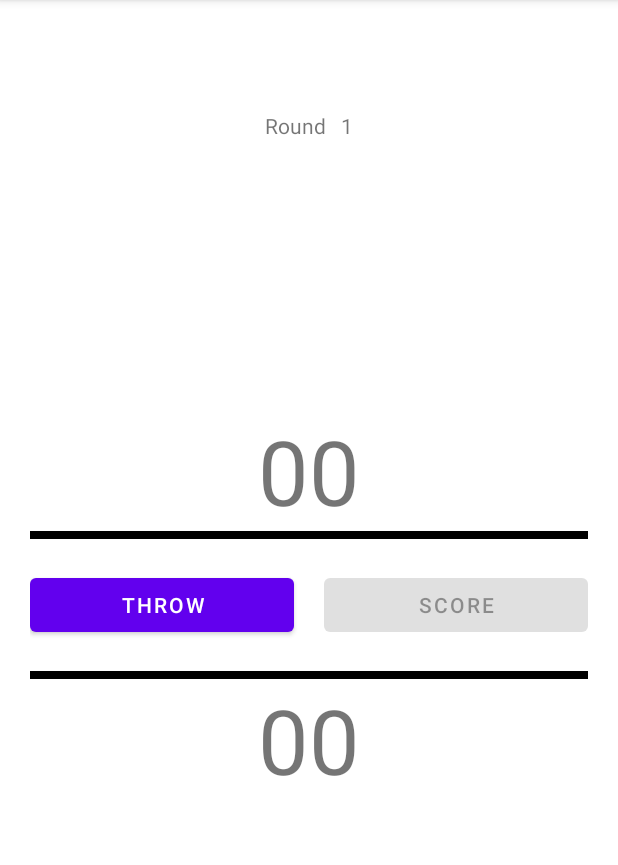
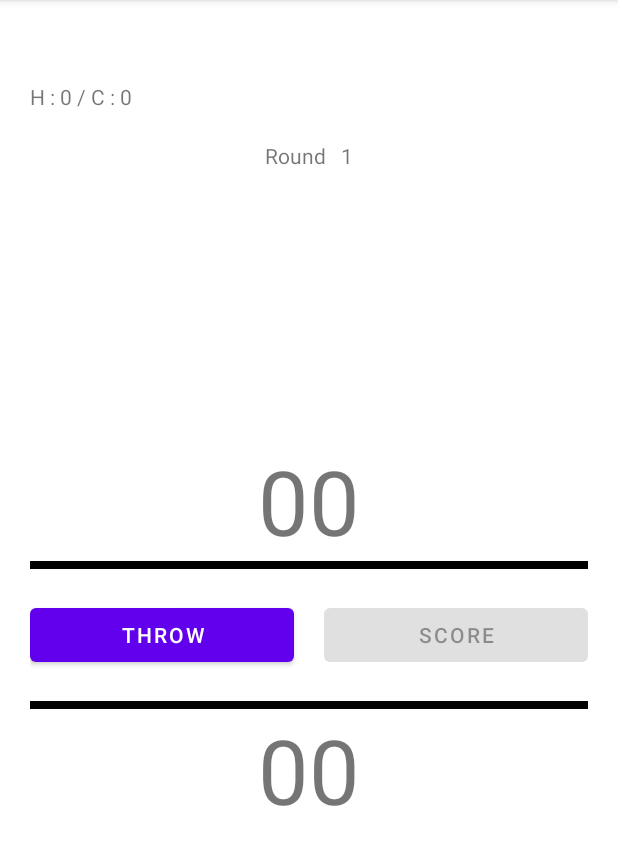
Before and after one commit to dnadawa/DiceDash, an Android app: the screen it shows after launch (GameActivity), after a tap on "NEW GAME", on a phone screen of 412 x 824 dp, the part 84-949 px from its top. Run offline under Robolectric (Android 15) with nearby library versions, the phone set to English and light mode, and no system bars; pictures from the network do not load.

Commit message:
Implement win counts

```diff
--- a/app/src/main/java/com/w1866973/diceroller/GameActivity.kt
+++ b/app/src/main/java/com/w1866973/diceroller/GameActivity.kt
@@ -22,6 +22,8 @@ class GameActivity : AppCompatActivity() {
     val computerDiceValues = arrayOf(0, 0, 0, 0, 0)
     var isTie: Boolean = false
     var WINNING_MARK: Int = 101
+    var humanWinCount: Int = 0
+    var computerWinCount: Int = 0
 
     lateinit var humanDie1: ImageView
     lateinit var humanDie2: ImageView
@@ -39,6 +41,8 @@ class GameActivity : AppCompatActivity() {
     lateinit var throwButton: Button
 
     lateinit var roundLabel: TextView
+    lateinit var humanWinsLabel: TextView
+    lateinit var computerWinsLabel: TextView
 
     private lateinit var humanDice: Array<ImageView>
     private lateinit var computerDice: Array<ImageView>
@@ -47,6 +51,15 @@ class GameActivity : AppCompatActivity() {
         super.onCreate(savedInstanceState)
         setContentView(R.layout.activity_game)
         WINNING_MARK = intent.getIntExtra("winningScore", WINNING_MARK)
+        humanWinCount = intent.getIntExtra("humanWinCount", 0)
+        computerWinCount = intent.getIntExtra("computerWinCount", 0)
+
+        roundLabel = findViewById<TextView>(R.id.lblRound)
+        humanWinsLabel = findViewById<TextView>(R.id.lblHumanWins)
+        computerWinsLabel = findViewById<TextView>(R.id.lblComputerWins)
+
+        humanWinsLabel.text = humanWinCount.toString()
+        computerWinsLabel.text = computerWinCount.toString()
 
         humanDie1 = findViewById<ImageView>(R.id.humDie1)
         humanDie2 = findViewById<ImageView>(R.id.humDie2)
@@ -63,16 +76,9 @@ class GameActivity : AppCompatActivity() {
         scoreButton = findViewById<Button>(R.id.btnScore)
         throwButton = findViewById<Button>(R.id.btnThrow)
 
-        roundLabel = findViewById<TextView>(R.id.lblRound)
-
         humanDice = arrayOf(humanDie1, humanDie2, humanDie3, humanDie4, humanDie5)
         computerDice =
             arrayOf(computerDie1, computerDie2, computerDie3, computerDie4, computerDie5)
-    }
-
-    override fun onBackPressed() {
-        onBackPressedDispatcher.onBackPressed()
-        finish()
     }
 
     fun throwDice(view: View) {
@@ -150,7 +156,6 @@ class GameActivity : AppCompatActivity() {
         throwSinglePartyDice(computerDice, computerDiceValues)
     }
 
-    var i = 1
     private fun calculateScore() {
         val scoreButton = findViewById<Button>(R.id.btnScore)
         val throwButton = findViewById<Button>(R.id.btnThrow)
@@ -182,15 +187,19 @@ class GameActivity : AppCompatActivity() {
 
         if (humanScore >= WINNING_MARK && computerScore >= WINNING_MARK) {
             if (humanScore > computerScore) {
+                humanWinCount++
                 showPopupWindow("You win!", ContextCompat.getColor(this, R.color.green))
             } else if (computerScore > humanScore) {
+                computerWinCount++
                 showPopupWindow("You lose!", ContextCompat.getColor(this, R.color.red))
             } else {
                 isTie = true
             }
         } else if (humanScore >= WINNING_MARK) {
+            humanWinCount++
             showPopupWindow("You win!", ContextCompat.getColor(this, R.color.green))
         } else if (computerScore >= WINNING_MARK) {
+            computerWinCount++
             showPopupWindow("You lose!", ContextCompat.getColor(this, R.color.red))
         } else {
             round++
@@ -223,6 +232,9 @@ class GameActivity : AppCompatActivity() {
         dialog.setCanceledOnTouchOutside(false)
         dialog.setContentView(R.layout.game_result_dialog)
         dialog.setOnCancelListener {
+            intent.putExtra("humanWinCount", humanWinCount)
+            intent.putExtra("computerWinCount", computerWinCount)
+            setResult(RESULT_OK, intent)
             finish()
         }
 
--- a/app/src/main/java/com/w1866973/diceroller/MainActivity.kt
+++ b/app/src/main/java/com/w1866973/diceroller/MainActivity.kt
@@ -1,5 +1,6 @@
 package com.w1866973.diceroller
 
+import android.app.Activity
 import android.app.Dialog
 import android.content.Intent
 import androidx.appcompat.app.AppCompatActivity
@@ -7,15 +8,32 @@ import android.os.Bundle
 import android.view.View
 import android.widget.EditText
 import android.widget.TextView
+import androidx.activity.result.ActivityResultLauncher
+import androidx.activity.result.contract.ActivityResultContracts
 
 class MainActivity : AppCompatActivity() {
     private var WINNING_SCORE: Int = 101
+    private var humanWinCount: Int = 0
+    private var computerWinCount: Int = 0
     lateinit var dialog: Dialog
+    lateinit var resultLauncher: ActivityResultLauncher<Intent>
 
     override fun onCreate(savedInstanceState: Bundle?) {
         super.onCreate(savedInstanceState)
         setContentView(R.layout.activity_main)
         dialog = Dialog(this)
+
+
+        //https://stackoverflow.com/questions/62671106/onactivityresult-method-is-deprecated-what-is-the-alternative
+        resultLauncher = registerForActivityResult(ActivityResultContracts.StartActivityForResult()) { result ->
+            if (result.resultCode == Activity.RESULT_OK) {
+                val data: Intent? = result.data
+                if(data != null){
+                    humanWinCount = data.getIntExtra("humanWinCount", 0)
+                    computerWinCount = data.getIntExtra("computerWinCount", 0)
+                }
+            }
+        }
     }
 
 
@@ -26,7 +44,9 @@ class MainActivity : AppCompatActivity() {
     fun startNewGame(view: View){
         val intent = Intent(this, GameActivity::class.java)
         intent.putExtra("winningScore", WINNING_SCORE)
-        startActivity(intent)
+        intent.putExtra("humanWinCount", humanWinCount)
+        intent.putExtra("computerWinCount", computerWinCount)
+        resultLauncher.launch(intent)
     }
 
 
--- a/app/src/main/res/layout/activity_game.xml
+++ b/app/src/main/res/layout/activity_game.xml
@@ -7,6 +7,39 @@
     android:gravity="center"
     android:orientation="vertical"
     tools:context=".GameActivity">
+
+    <LinearLayout
+        android:layout_width="wrap_content"
+        android:layout_height="wrap_content"
+        android:layout_gravity="start|top"
+        android:layout_marginStart="20dp"
+        android:layout_marginBottom="20dp"
+        android:orientation="horizontal">
+
+        <TextView
+            android:id="@+id/textView7"
+            android:layout_width="wrap_content"
+            android:layout_height="wrap_content"
+            android:text="H : " />
+
+        <TextView
+            android:id="@+id/lblHumanWins"
+            android:layout_width="wrap_content"
+            android:layout_height="wrap_content"
+            android:text="10" />
+
+        <TextView
+            android:id="@+id/textView5"
+            android:layout_width="wrap_content"
+            android:layout_height="wrap_content"
+            android:text=" / C : " />
+
+        <TextView
+            android:id="@+id/lblComputerWins"
+            android:layout_width="wrap_content"
+            android:layout_height="wrap_content"
+            android:text="5" />
+    </LinearLayout>
 
     <LinearLayout
         android:layout_width="wrap_content"
@@ -104,8 +137,8 @@
             android:layout_width="wrap_content"
             android:layout_height="wrap_content"
             android:layout_weight="1"
-            android:text="Throw"
-            android:onClick="throwDice"/>
+            android:onClick="throwDice"
+            android:text="Throw" />
 
         <Button
             android:id="@+id/btnScore"
@@ -186,4 +219,5 @@
             android:onClick="toggleSelected"
             tools:srcCompat="@drawable/die1" />
     </LinearLayout>
+
 </LinearLayout>
```
